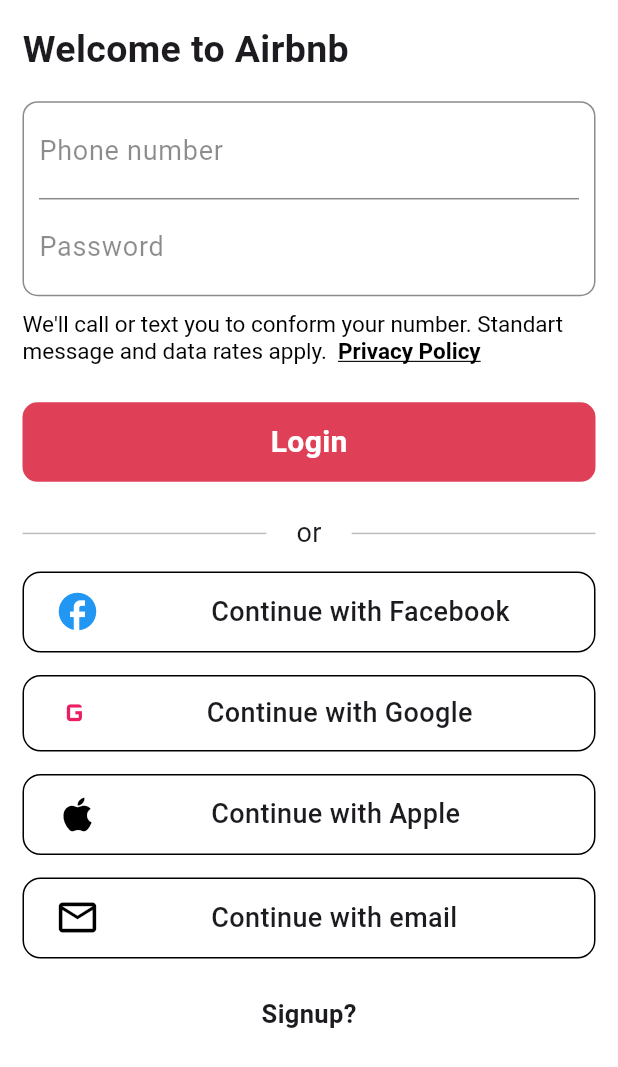
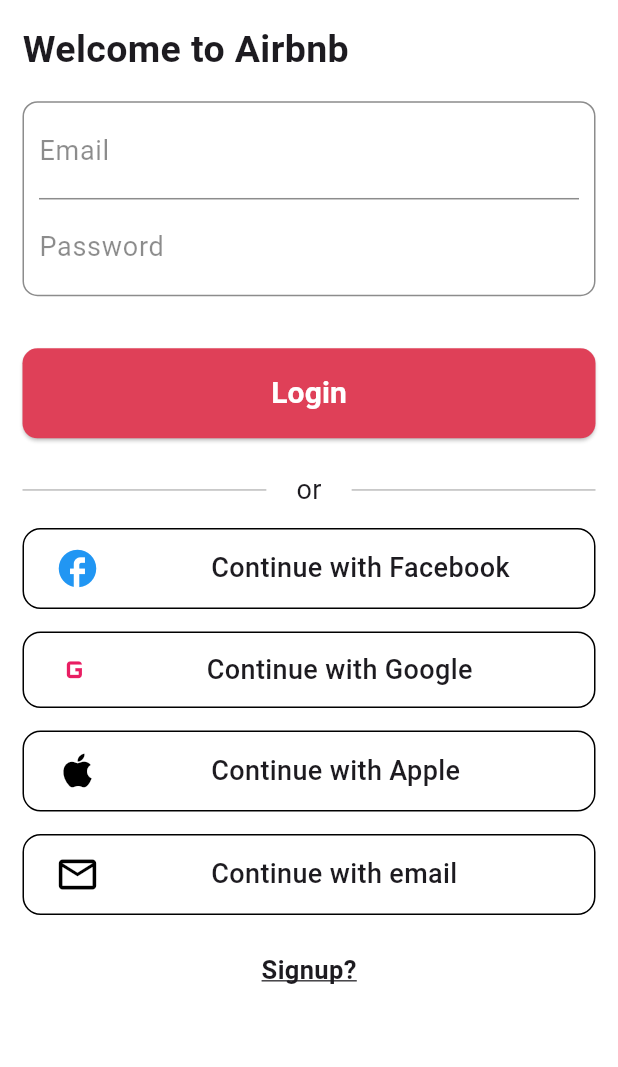
Before and after one commit to neo-0007/BareBnB, a Flutter app: the screen it shows after launch, on a phone screen of 412 x 824 dp. Shown: the top 1067 px of the screen. Run offline on Flutter 3.47's test engine with Material 3 defaults, Android fonts, the phone set to English and light mode, and no system bars; our stand-ins replace firebase_auth, firebase_core, flutter_secure_storage, flutter_svg, google_fonts; accounts and stored records are empty.

Commit message:
feat: add and connect login logout service

```diff
--- /dev/null
+++ b/app/lib/features/auth/repositories/firebase_auth_repository.dart
@@ -0,0 +1,16 @@
+import 'package:app/features/auth/services/firebase_auth_service.dart';
+import 'package:firebase_auth/firebase_auth.dart';
+
+class AuthRepository {
+  final AuthService _authService;
+
+  AuthRepository(this._authService);
+
+  Future<User?> login(String email, String password) async {
+    return await _authService.signIn(email, password);
+  }
+
+  Future<void> logout() async {
+    return await _authService.signOut();
+  }
+}
--- /dev/null
+++ b/app/lib/features/auth/services/firebase_auth_service.dart
@@ -0,0 +1,36 @@
+import 'package:firebase_auth/firebase_auth.dart';
+import 'package:flutter_secure_storage/flutter_secure_storage.dart';
+
+class AuthService {
+  final FirebaseAuth _auth = FirebaseAuth.instance;
+  final FlutterSecureStorage _secureStorage = const FlutterSecureStorage();
+
+  // Sign In User
+  Future<User?> signIn(String email, String password) async {
+    try {
+      final UserCredential res = await _auth.signInWithEmailAndPassword(
+        email: email,
+        password: password,
+      );
+      // Save refresh token securely
+      await _secureStorage.write(
+        key: 'refresh_token',
+        value:res.user!.refreshToken!,
+      );
+      return res.user;
+    } on FirebaseAuthException catch (e) {
+      throw Exception(e.message);
+    }
+  }
+
+  // Check if user is signed in
+  Future<User?> getCurrentUser() async {
+    return _auth.currentUser;
+  }
+
+  // Sign Out User
+  Future<void> signOut() async {
+    await _auth.signOut();
+    await _secureStorage.delete(key: 'refresh_token');
+  }
+}
--- a/app/lib/features/auth/views/pages/login_page.dart
+++ b/app/lib/features/auth/views/pages/login_page.dart
@@ -1,3 +1,6 @@
+import 'package:app/features/auth/repositories/firebase_auth_repository.dart';
+import 'package:app/features/auth/services/firebase_auth_service.dart';
+import 'package:app/features/auth/views/widgets/auth_button.dart';
 import 'package:app/features/auth/views/widgets/credential_fields.dart';
 import 'package:app/features/auth/views/widgets/social_icon.dart';
 import 'package:app/features/main_page.dart';
@@ -12,11 +15,47 @@
 }
 
 class _LoginPageState extends State<LoginPage> {
+  TextEditingController emailController = TextEditingController();
+  TextEditingController passwordController = TextEditingController();
+
+  late final AuthRepository authRepository;
+
+  @override
+  void initState() {
+    super.initState();
+    authRepository = AuthRepository(AuthService());
+  }
+
+  Future<void> login(String email, String password) async {
+    try {
+      final user = await authRepository.login(email, password);
+      if (user != null) {
+        if (!mounted) return;
+        ScaffoldMessenger.of(context).showSnackBar(
+          const SnackBar(
+            backgroundColor: Colors.green,
+            content: Text("Login Successful"),
+          ),
+        );
+        Navigator.pushReplacement(
+          context,
+          MaterialPageRoute(builder: (context) => MainPage()),
+        );
+      }
+    } catch (e) {
+      if(!mounted) return;
+      ScaffoldMessenger.of(context).showSnackBar(
+        SnackBar(
+          backgroundColor: Colors.red,
+          content: Text(e.toString()),
+        ),
+      );
+    }
+  }
+
   @override
   Widget build(BuildContext context) {
     Size size = MediaQuery.of(context).size;
-    TextEditingController phoneController = TextEditingController();
-    TextEditingController passwordController = TextEditingController();
 
     return Scaffold(
       backgroundColor: Colors.white,
@@ -43,70 +82,27 @@
                     ),
                     // for phone number field,
                     CredentialFields(
-                      phoneController: phoneController,
+                      phoneController: emailController,
                       passwordController: passwordController,
                     ),
                     const SizedBox(height: 10),
-                    RichText(
-                      text: TextSpan(
-                        text:
-                            "We'll call or text you to conform your number. Standart message and data rates apply.  ",
-                        style: GoogleFonts.roboto(
-                          fontSize: 15,
-                          color: Colors.black,
-                        ),
-                        children: [
-                          TextSpan(
-                            text: "Privacy Policy",
-                            style: GoogleFonts.roboto(
-                              fontWeight: FontWeight.bold,
-                              decoration: TextDecoration.underline,
-                            ),
-                          ),
-                        ],
-                      ),
-                    ),
                     SizedBox(height: size.height * 0.03),
-                    InkWell(
-                      onTap: () {
-                        if(phoneController.text.isNotEmpty && passwordController.text.isNotEmpty) {
-                          if(phoneController.text != "9876543210" || passwordController.text !=
-                          " Test@123") {
+                    AuthButton(
+                        onPressed: () {
+                          if (emailController.text.isNotEmpty &&
+                              passwordController.text.isNotEmpty) {
+                            login(
+                                emailController.text, passwordController.text);
+                          } else {
                             ScaffoldMessenger.of(context).showSnackBar(
-                              SnackBar(
-                                content: Text("Invalid credentials"),
+                              const SnackBar(
                                 backgroundColor: Colors.red,
-                              ),
-                            );
-                          } else {
-                            Navigator.pushReplacement(
-                              context,
-                              MaterialPageRoute(
-                                builder: (context) => MainPage(),
+                                content: Text("Please fill all the fields"),
                               ),
                             );
                           }
-                        }
                         },
-                      child: Container(
-                        width: size.width,
-                        padding: const EdgeInsets.symmetric(vertical: 12),
-                        decoration: BoxDecoration(
-                          borderRadius: BorderRadius.circular(10),
-                          color: Color(0xFFDF4058),
-                        ),
-                        child: Center(
-                          child: Text(
-                            "Login",
-                            style: GoogleFonts.roboto(
-                              fontSize: 20,
-                              fontWeight: FontWeight.bold,
-                              color: Colors.white,
-                            ),
-                          ),
-                        ),
-                      ),
-                    ),
+                        text: 'Login'),
                     SizedBox(height: size.height * 0.026),
                     Row(
                       children: [
@@ -138,18 +134,18 @@
                       name: "Continue with Facebook",
                       color: Colors.blue,
                       iconSize: 30,
+                      onTap: () {},
                     ),
-                    InkWell(
+                    SocialIcon(
                       onTap: () {},
-                      child: SocialIcon(
                       size: size,
                       icon: Icons.g_mobiledata,
                       name: "Continue with Google",
                       color: Colors.pink,
                       iconSize: 27,
                     ),
-                    ),
                     SocialIcon(
+                      onTap: () {},
                       size: size,
                       icon: Icons.apple,
                       name: "Continue with Apple",
@@ -157,6 +153,7 @@
                       iconSize: 30,
                     ),
                     SocialIcon(
+                      onTap: () {},
                       size: size,
                       icon: Icons.email_outlined,
                       name: "Continue with email",
@@ -170,7 +167,7 @@
                         style: GoogleFonts.roboto(
                             fontWeight: FontWeight.bold,
                             fontSize: 17,
-                        ),
+                            decoration: TextDecoration.underline),
                       ),
                     )
                   ],
--- /dev/null
+++ b/app/lib/features/auth/views/widgets/auth_button.dart
@@ -0,0 +1,34 @@
+import 'package:flutter/material.dart';
+import 'package:google_fonts/google_fonts.dart';
+
+class AuthButton extends StatelessWidget {
+  const AuthButton({super.key, required this.onPressed, required this.text});
+
+  final VoidCallback onPressed;
+  final String text;
+
+  @override
+  Widget build(BuildContext context) {
+    return SizedBox(
+      width: double.infinity,
+      height: 60,
+      child: ElevatedButton(
+        onPressed: onPressed,
+        style: ElevatedButton.styleFrom(
+          backgroundColor: Color(0xFFDF4058),
+          shape: RoundedRectangleBorder(
+            borderRadius: BorderRadius.circular(10),
+          ),
+        ),
+        child: Text(
+          text,
+          style: GoogleFonts.roboto(
+            color: Colors.white,
+            fontSize: 20,
+            fontWeight: FontWeight.bold,
+          ),
+        ),
+      ),
+    );
+  }
+}
--- a/app/lib/features/auth/views/widgets/credential_fields.dart
+++ b/app/lib/features/auth/views/widgets/credential_fields.dart
@@ -28,7 +28,7 @@
                   child: TextField(
                     controller: phoneController,
                     decoration: InputDecoration(
-                      hintText: "Phone number",
+                      hintText: "Email",
                       hintStyle: const TextStyle(
                         fontSize: 18,
                         color: Colors.black45,
--- a/app/lib/features/auth/views/widgets/social_icon.dart
+++ b/app/lib/features/auth/views/widgets/social_icon.dart
@@ -1,18 +1,28 @@
 import 'package:flutter/material.dart';
 
 class SocialIcon extends StatelessWidget {
-  const SocialIcon({super.key, required this.size, required this.icon, required this.name, required this.color, required this.iconSize});
+  const SocialIcon(
+      {super.key,
+      required this.size,
+      required this.icon,
+      required this.name,
+      required this.color,
+      required this.iconSize,
+      required this.onTap,});
 
   final Size size;
   final IconData icon;
   final String name;
   final Color color;
   final double iconSize;
+  final VoidCallback onTap;
 
   @override
   Widget build(BuildContext context) {
     return Padding(
       padding: const EdgeInsets.only(bottom: 15),
+      child: InkWell(
+        onTap: onTap,
         child: Container(
           width: size.width,
           padding: const EdgeInsets.symmetric(vertical: 11),
@@ -40,6 +50,7 @@
             ],
           ),
         ),
+      ),
     );
   }
 }
--- a/app/lib/myapp.dart
+++ b/app/lib/myapp.dart
@@ -1,4 +1,6 @@
 import 'package:app/features/auth/views/pages/login_page.dart';
+import 'package:app/features/main_page.dart';
+import 'package:firebase_auth/firebase_auth.dart';
 import 'package:flutter/material.dart';
 
 class MyApp extends StatelessWidget {
@@ -9,7 +11,35 @@
     return MaterialApp(
       title: 'Bare BnB',
       debugShowCheckedModeBanner: false,
-      home: LoginPage(),
+      home: AuthStateHandler(),
     );
   }
 }
+
+class AuthStateHandler extends StatelessWidget {
+  const AuthStateHandler({super.key});
+
+  @override
+  Widget build(BuildContext context) {
+    return StreamBuilder<User?>(
+      stream: FirebaseAuth.instance.authStateChanges(),
+      builder: (context, snapshot) {
+        // If the user is logged in, navigate to the MainPage
+        if (snapshot.connectionState == ConnectionState.active) {
+          final user = snapshot.data;
+          if (user != null) {
+            return const MainPage();
+          } else {
+            return const LoginPage();
+          }
+        }
+        // Show a loading spinner while checking authentication state
+        return const Scaffold(
+          body: Center(
+            child: CircularProgressIndicator(),
+          ),
+        );
+      },
+    );
+  }
+}
--- a/app/pubspec.yaml
+++ b/app/pubspec.yaml
@@ -39,6 +39,7 @@
   firebase_core: ^3.10.0
   firebase_auth: ^5.4.0
   firebase_ui_auth: ^1.16.0
+  flutter_secure_storage: ^9.2.3
 
 dev_dependencies:
   flutter_test:
```
Also changed, not shown: app/lib/features/profile/views/pages/profile_page.dart (+29 -2 lines), 5 other files. Lines whose indentation alone changed are shown as unchanged.
